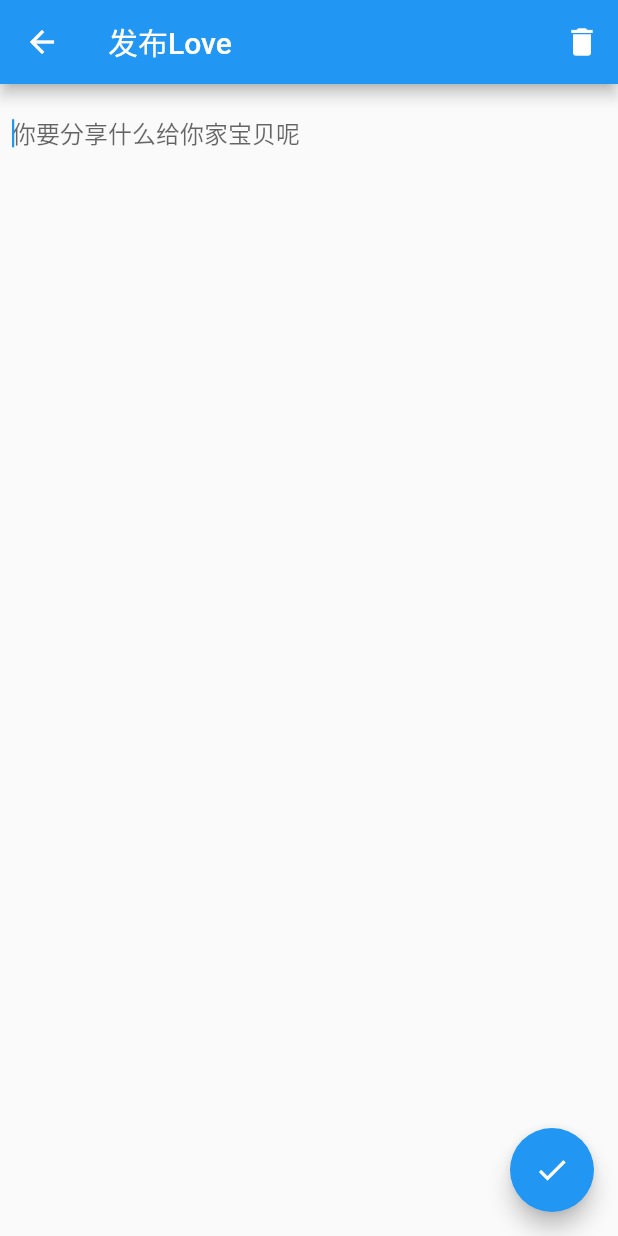
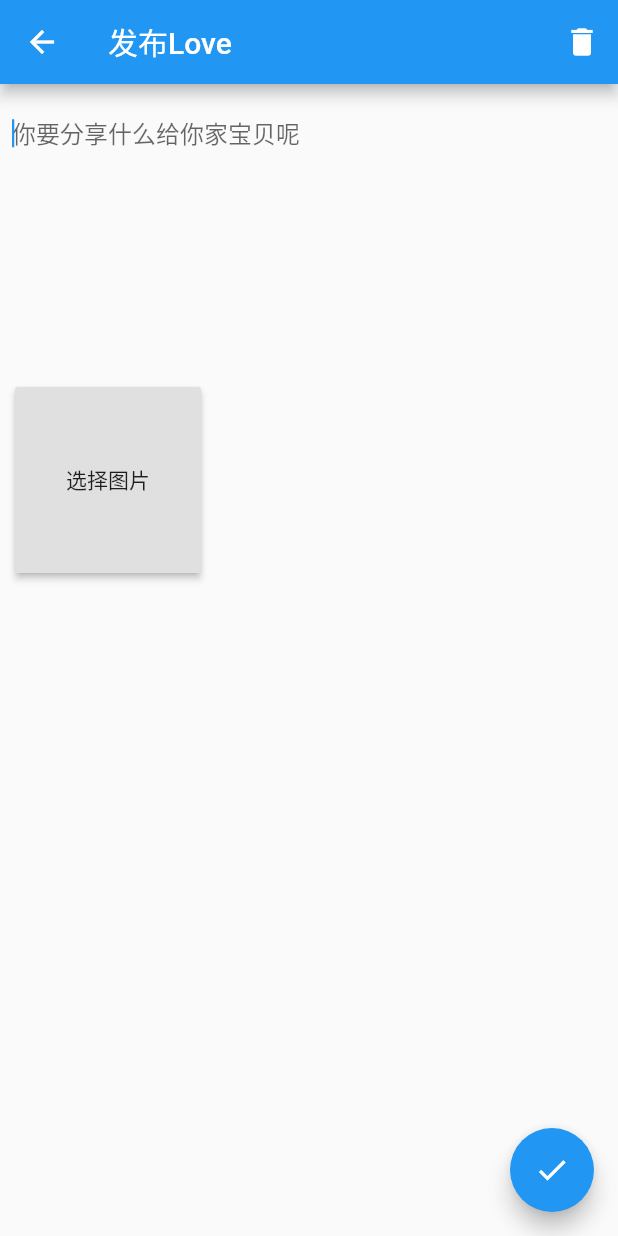
Before and after one commit to Baby1021/fultter, a Flutter app: the screen it shows after launch, after a tap on the "done" icon, on a phone screen of 412 x 824 dp. Run offline on Flutter 3.47's test engine with Material 2 defaults, Android fonts, the phone set to English and light mode, and no system bars; our stand-ins replace dio, image_picker; network calls fail.

Commit message:
完成Love上传图片功能

```diff
--- a/lib/bean/love.dart
+++ b/lib/bean/love.dart
@@ -1,6 +1,6 @@
 import 'dart:core';
 
-import 'package:baby/User.dart';
+import 'package:baby/bean/User.dart';
 
 class Love {
   final int id;
--- a/lib/bean/task.dart
+++ b/lib/bean/task.dart
@@ -1,6 +1,6 @@
 import 'dart:core';
 
-import 'package:baby/User.dart';
+import 'package:baby/bean/User.dart';
 
 class Task {
   final int id;
--- a/lib/http/api.dart
+++ b/lib/http/api.dart
@@ -1,4 +1,7 @@
+import 'dart:io';
+
 import 'package:dio/dio.dart';
+import 'package:path/path.dart';
 
 class Service {
   Dio http = new Dio();
@@ -11,7 +14,7 @@ class Service {
 
   Service._() {
     http.options.baseUrl = 'http://39.108.227.137:3000';
-    http.options.headers = {"Content-Type": "application/json"};
+//    http.options.baseUrl = 'http://192.168.199.201:3000';
   }
 
   getLoves() async {}
@@ -48,4 +51,22 @@ class Service {
     );
     return response.data.toString();
   }
+
+  addLoveWithImage(List<File> images, String content, String userId) async {
+    List<UploadFileInfo> files = [];
+
+    images.forEach((f) {
+      files.add(new UploadFileInfo(f, basename(f.path)));
+    });
+
+    Map<String,dynamic> param = {"content": content, "userId": userId};
+
+    if (images.length != 0) {
+      param['images'] = files;
+    }
+
+    FormData formData = new FormData.from(param);
+    var response = await http.post("/api/v1/love/image", data: formData);
+    return response.data.toString();
+  }
 }
--- a/lib/love/LoveDetailPage.dart
+++ b/lib/love/LoveDetailPage.dart
@@ -1,9 +1,11 @@
 import 'dart:convert';
+import 'dart:io';
 
 import 'package:baby/bean/love.dart';
 import 'package:baby/http/api.dart';
 import 'package:flutter/material.dart';
 import 'package:flutter/services.dart';
+import 'package:image_picker/image_picker.dart';
 
 class LoveDetailPage extends StatefulWidget {
   LoveDetailPage({Key key, this.title}) : super(key: key);
@@ -21,12 +23,26 @@ class _MyHomePageState extends State<LoveDetailPage> {
   Love love;
   String userId;
   bool isChange = false;
+  List<File> _images = [];
+  final TextEditingController _controller = new TextEditingController();
 
   @override
   void initState() {
     super.initState();
     _controller.addListener(_changeContent);
     getArgument();
+  }
+
+  Future getImage() async {
+    var image = await ImagePicker.pickImage(source: ImageSource.gallery);
+
+    if (image != null) {
+      setState(() {
+        _images.add(image);
+      });
+    } else {
+      showTestDialog("没有选择图片");
+    }
   }
 
   void _changeContent() async {
@@ -54,7 +70,9 @@ class _MyHomePageState extends State<LoveDetailPage> {
 
   _addLove() async {
     if (love == null) {
-      await Service.getInstance().addLove(_controller.text, userId);
+//      await Service.getInstance().addLove(_controller.text, userId);
+      await Service.getInstance()
+          .addLoveWithImage(_images, _controller.text, userId);
     } else {
       await Service.getInstance().updateLove(love.id, _controller.text, userId);
     }
@@ -100,7 +118,51 @@ class _MyHomePageState extends State<LoveDetailPage> {
     return Future.value(false);
   }
 
-  final TextEditingController _controller = new TextEditingController();
+  void showTestDialog(String message) {
+    showDialog(
+        context: context,
+        child: new AlertDialog(
+          content: new Text(message),
+        ));
+  }
+
+  uploadImage() async {
+    await Service.getInstance()
+        .addLoveWithImage(_images, _controller.text, userId);
+    showTestDialog("上传图片成功");
+  }
+
+  Widget buildItem(File image) {
+    return Image.file(image);
+  }
+
+  Widget generateImage() {
+    return new GridView.builder(
+      padding: const EdgeInsets.all(10.0),
+      gridDelegate: SliverGridDelegateWithFixedCrossAxisCount(
+        crossAxisCount: 3,
+        mainAxisSpacing: 10.0,
+        crossAxisSpacing: 10.0,
+      ),
+      itemCount: _images.length >= 9 ? 9 : _images.length + 1,
+      shrinkWrap: true,
+      itemBuilder: (BuildContext context, int index) {
+        if (_images.length >= 9 && index >= _images.length) {
+          return Container(
+            width: 0,
+            height: 0,
+          );
+        }
+        if (index == _images.length) {
+          return new RaisedButton(
+            onPressed: getImage,
+            child: Text("选择图片"),
+          );
+        }
+        return buildItem(_images[index]);
+      },
+    );
+  }
 
   @override
   Widget build(BuildContext context) {
@@ -124,7 +186,8 @@ class _MyHomePageState extends State<LoveDetailPage> {
             ),
           ],
         ),
-        body: Center(
+        body: SingleChildScrollView(
+          child: Center(
             child: Column(
               mainAxisAlignment: MainAxisAlignment.start,
               children: <Widget>[
@@ -144,7 +207,9 @@ class _MyHomePageState extends State<LoveDetailPage> {
                     ),
                   ),
                 ),
+                generateImage()
               ],
+            ),
           ),
         ),
         floatingActionButton: FloatingActionButton(
@@ -155,12 +220,4 @@ class _MyHomePageState extends State<LoveDetailPage> {
       ),
     );
   }
-
-  void showTestDialog(String message) {
-    showDialog(
-        context: context,
-        child: new AlertDialog(
-          content: new Text(message),
-        ));
 }
-}
--- a/pubspec.yaml
+++ b/pubspec.yaml
@@ -21,6 +21,7 @@ dependencies:
     sdk: flutter
   dio: 1.0.13
   shared_preferences: ^0.4.3
+  image_picker: 0.5.0
 
   # The following adds the Cupertino Icons font to your application.
   # Use with the CupertinoIcons class for iOS style icons.
```
Also changed, not shown: lib/test.dart (deleted, +0 -36 lines), lib/bean/User.dart (renamed from lib/User.dart), pubspec.lock. Lines whose indentation alone changed are shown as unchanged.
